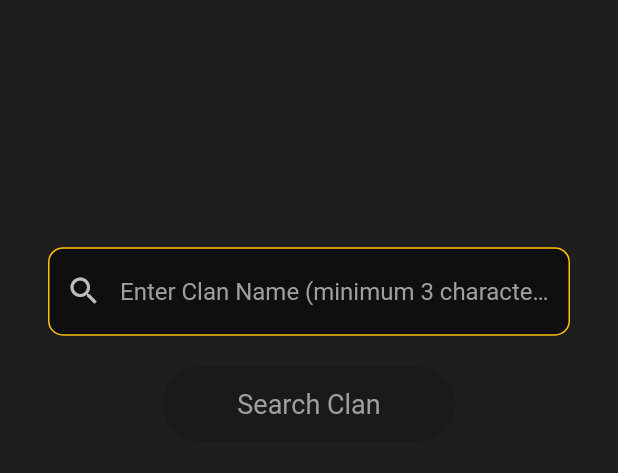
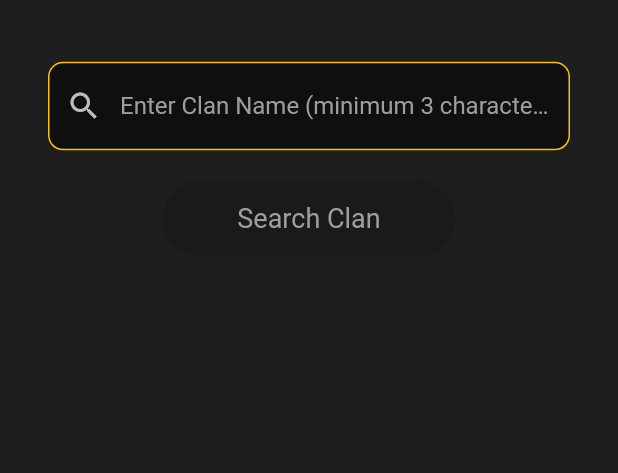
Before and after one commit to seancarnahan/clash_of_clans_clan_helper, a Flutter app: the screen it shows after launch, on a phone screen of 412 x 824 dp, the part 412-885 px from its top. Run offline on Flutter 3.47's test engine with Material 2 defaults, Android fonts, the phone set to English and light mode, and no system bars; missing offline and left inert: aws_client.

```diff
--- a/lib/presentation/screens/home/home_screen.dart
+++ b/lib/presentation/screens/home/home_screen.dart
@@ -36,9 +36,7 @@ class _HomeScreenState extends State<HomeScreen> {
 
     try {
       String clanName = _clanNameController.text;
-      print('here 0');
       clanSearchResults = await clanService.searchClans(clanName);
-      print('here 5');
 
       if (clanSearchResults.isEmpty) {
         setState(() {
@@ -99,7 +97,7 @@ class _HomeScreenState extends State<HomeScreen> {
                 child: Column(
                   mainAxisAlignment: MainAxisAlignment.start,
                   children: <Widget>[
-                    SizedBox(height: MediaQuery.of(context).size.height * 0.2),
+                    SizedBox(height: MediaQuery.of(context).size.height * 0.05),
                     TextField(
                       controller: _clanNameController,
                       decoration: InputDecoration(
@@ -136,6 +134,7 @@ class _HomeScreenState extends State<HomeScreen> {
                         );
                       }
                     ),
+                    const SizedBox(height: 20),
                     if (clanSearchResults.isNotEmpty)
                       Expanded(
                         child: ListView.builder(
```
Also changed, not shown: lib/presentation/screens/home/widgets/clan_search_result_list_tile.dart (+10 -7 lines).
